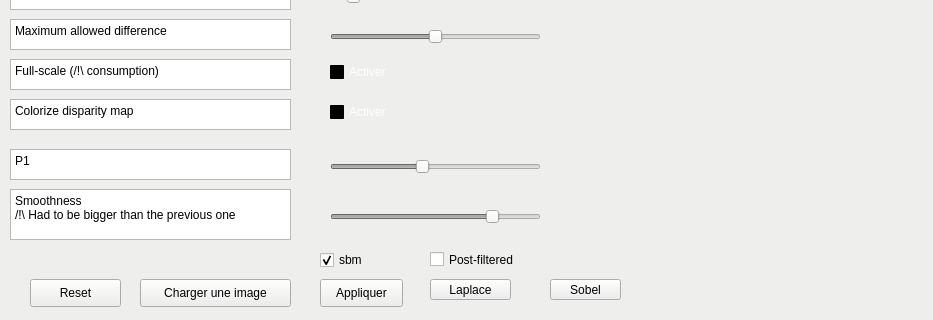
First picture: the form in widgets/disparity.ui, repository K1ntus/Projet-Technologique-L3, before the edit; both pictures show x 0 to 933 and y 281 to 601 of the 1214 by 601 pixel window.
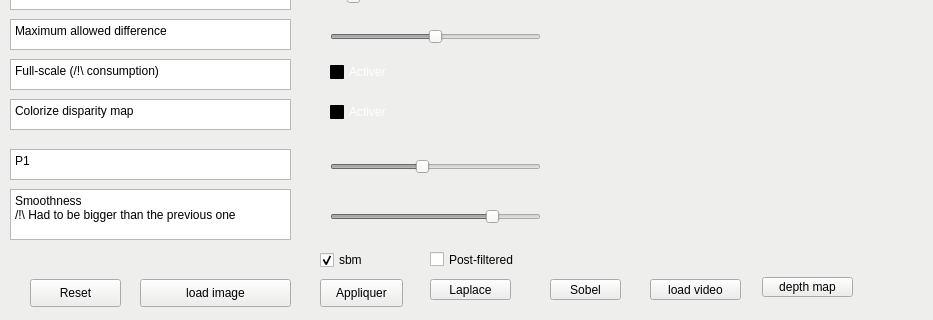
Second picture: the form after the edit.

Commit message: depth map implementation

What changed in the file:
```diff
--- a/widgets/disparity.ui
+++ b/widgets/disparity.ui
@@ -1297,7 +1297,7 @@
     </rect>
    </property>
    <property name="text">
-    <string>Charger une image</string>
+    <string>load image</string>
    </property>
   </widget>
   <widget class="QLabel" name="image_loaded">
@@ -1856,6 +1856,32 @@
     <string>Post-filtered</string>
    </property>
   </widget>
+  <widget class="QPushButton" name="video">
+   <property name="geometry">
+    <rect>
+     <x>650</x>
+     <y>560</y>
+     <width>91</width>
+     <height>21</height>
+    </rect>
+   </property>
+   <property name="text">
+    <string>load video</string>
+   </property>
+  </widget>
+  <widget class="QPushButton" name="depthMap">
+   <property name="geometry">
+    <rect>
+     <x>762</x>
+     <y>558</y>
+     <width>91</width>
+     <height>20</height>
+    </rect>
+   </property>
+   <property name="text">
+    <string>depth map</string>
+   </property>
+  </widget>
  </widget>
  <resources/>
  <connections/>
```
Left out of the diff: 13 changed lines with no effect on the pictures. The commit also changes 8 other files.
